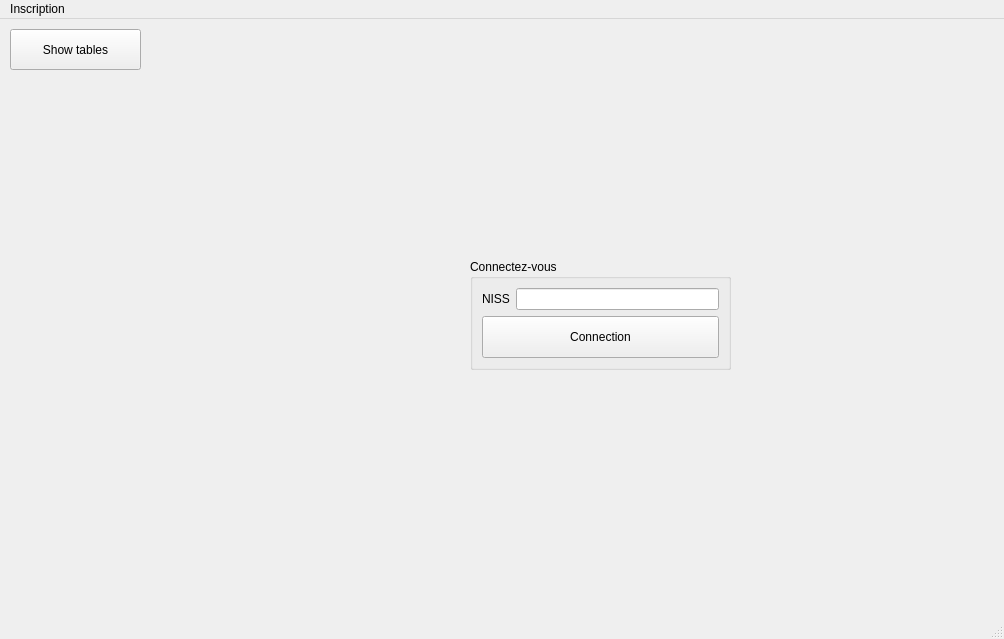
This is code/gui/gui/mainwindow.ui in JustRayCB/bdd_projet1 as Qt 5 draws it before an edit. The edited form follows.
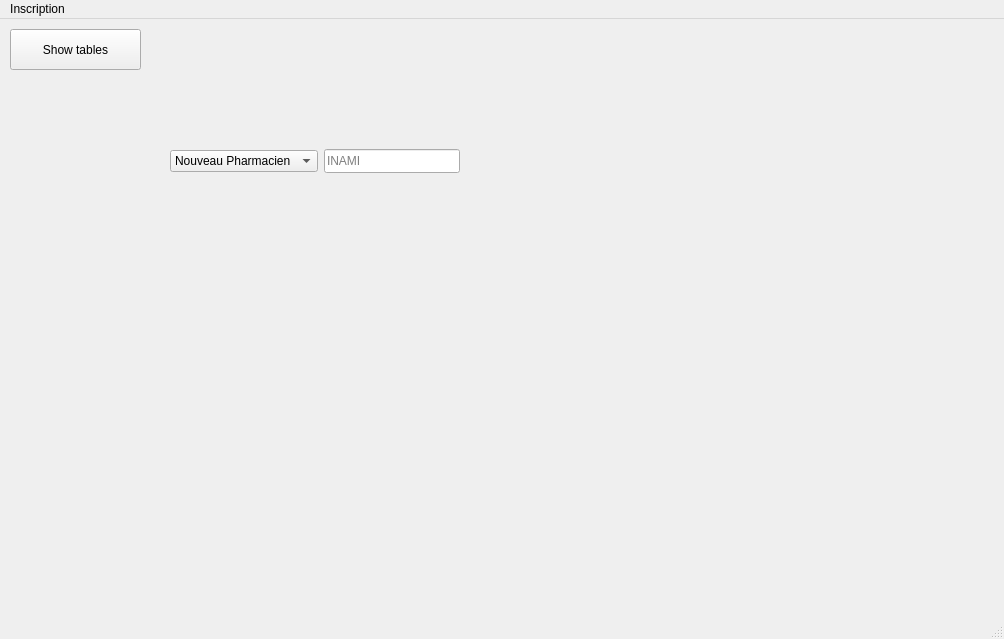
This is the edited form. Icons and pictures are not drawn.

Commit message: Adding linedit for medecin and pharmacien edit + the database class stock info of the patient connected

The edit to the form file:
```diff
--- a/code/gui/gui/mainwindow.ui
+++ b/code/gui/gui/mainwindow.ui
@@ -32,11 +32,17 @@
      <rect>
       <x>10</x>
       <y>60</y>
-      <width>961</width>
+      <width>971</width>
       <height>531</height>
      </rect>
     </property>
-    <widget class="QWidget" name="page">
+    <property name="whatsThis">
+     <string/>
+    </property>
+    <property name="currentIndex">
+     <number>1</number>
+    </property>
+    <widget class="QWidget" name="loginPage">
      <widget class="QLabel" name="loginPic">
       <property name="geometry">
        <rect>
@@ -99,7 +105,50 @@
       </layout>
      </widget>
     </widget>
-    <widget class="QWidget" name="page_2"/>
+    <widget class="QWidget" name="accountPage">
+     <widget class="QWidget" name="">
+      <property name="geometry">
+       <rect>
+        <x>160</x>
+        <y>70</y>
+        <width>290</width>
+        <height>24</height>
+       </rect>
+      </property>
+      <layout class="QHBoxLayout" name="horizontalLayout_2">
+       <item>
+        <widget class="QComboBox" name="editMP">
+         <item>
+          <property name="text">
+           <string>Nouveau Pharmacien</string>
+          </property>
+         </item>
+         <item>
+          <property name="text">
+           <string>Nouveau Médecin</string>
+          </property>
+         </item>
+        </widget>
+       </item>
+       <item>
+        <widget class="QLineEdit" name="editMPText">
+         <property name="sizePolicy">
+          <sizepolicy hsizetype="Expanding" vsizetype="Preferred">
+           <horstretch>0</horstretch>
+           <verstretch>0</verstretch>
+          </sizepolicy>
+         </property>
+         <property name="whatsThis">
+          <string>salut</string>
+         </property>
+         <property name="placeholderText">
+          <string>INAMI</string>
+         </property>
+        </widget>
+       </item>
+      </layout>
+     </widget>
+    </widget>
    </widget>
   </widget>
   <widget class="QStatusBar" name="statusbar"/>
```
Left out of the diff: 2 changed lines with no effect on the pictures. The commit also changes 6 other files.
